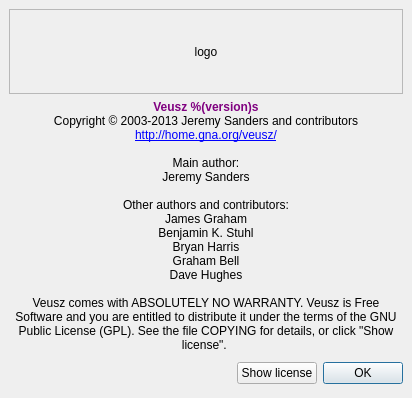
Qt form dialogs/about.ui (veusz/veusz) before a commit.
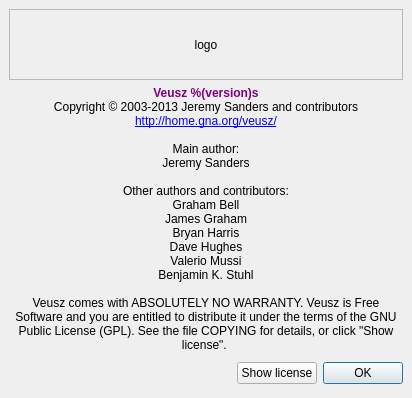
The same form after that commit.

Commit message: Pick points to console and/or clipboard (patch from Valerio Mussi)

```diff
--- a/dialogs/about.ui
+++ b/dialogs/about.ui
@@ -59,11 +59,12 @@
 Jeremy Sanders&lt;br&gt;
 &lt;br&gt;
 Other authors and contributors:&lt;br&gt;
+Graham Bell&lt;br&gt;
 James Graham&lt;br&gt;
-Benjamin K. Stuhl&lt;br&gt;
 Bryan Harris&lt;br&gt;
-Graham Bell&lt;br&gt;
 Dave Hughes&lt;br&gt;
+Valerio Mussi&lt;br&gt;
+Benjamin K. Stuhl&lt;br&gt;
 &lt;br&gt;
 Veusz comes with ABSOLUTELY NO WARRANTY. Veusz is Free Software and you are entitled to distribute it under the terms of the GNU Public License (GPL). See the file COPYING for details, or click &amp;quot;Show license&amp;quot;.
 </string>
```
The commit also changes 5 other files.
